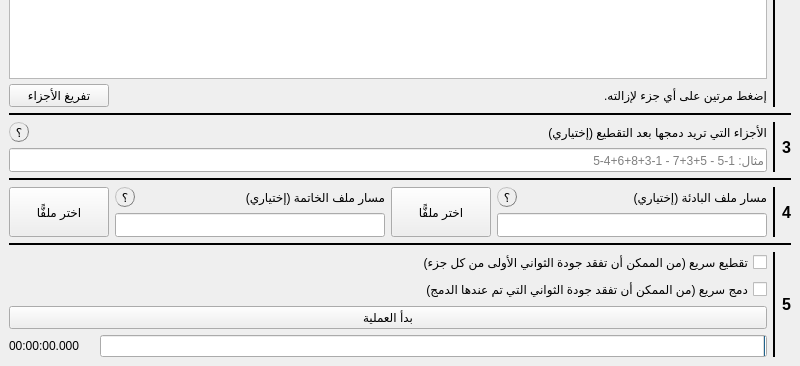
Qt form windows/main_window.ui (ieasybooks/taqtie) before a commit; both pictures show x 0 to 800 and y 354 to 720 of the 800 by 720 pixel window.
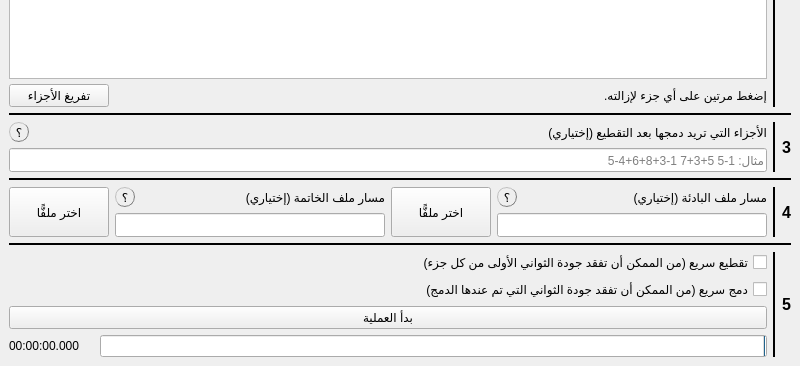
The same form after that commit.

Commit message: Add inputs validation

Diff of the .ui file:
```diff
--- a/windows/main_window.ui
+++ b/windows/main_window.ui
@@ -620,7 +620,7 @@
            <bool>false</bool>
           </property>
           <property name="placeholderText">
-           <string>مثال: 1-5 - 5+3+7 - 1-3+8+6+4-5</string>
+           <string>مثال: 1-5 5+3+7 1-3+8+6+4-5</string>
           </property>
          </widget>
         </item>
```
Left out of the diff: 2 changed lines with no effect on the pictures. The commit also changes 2 other files.
